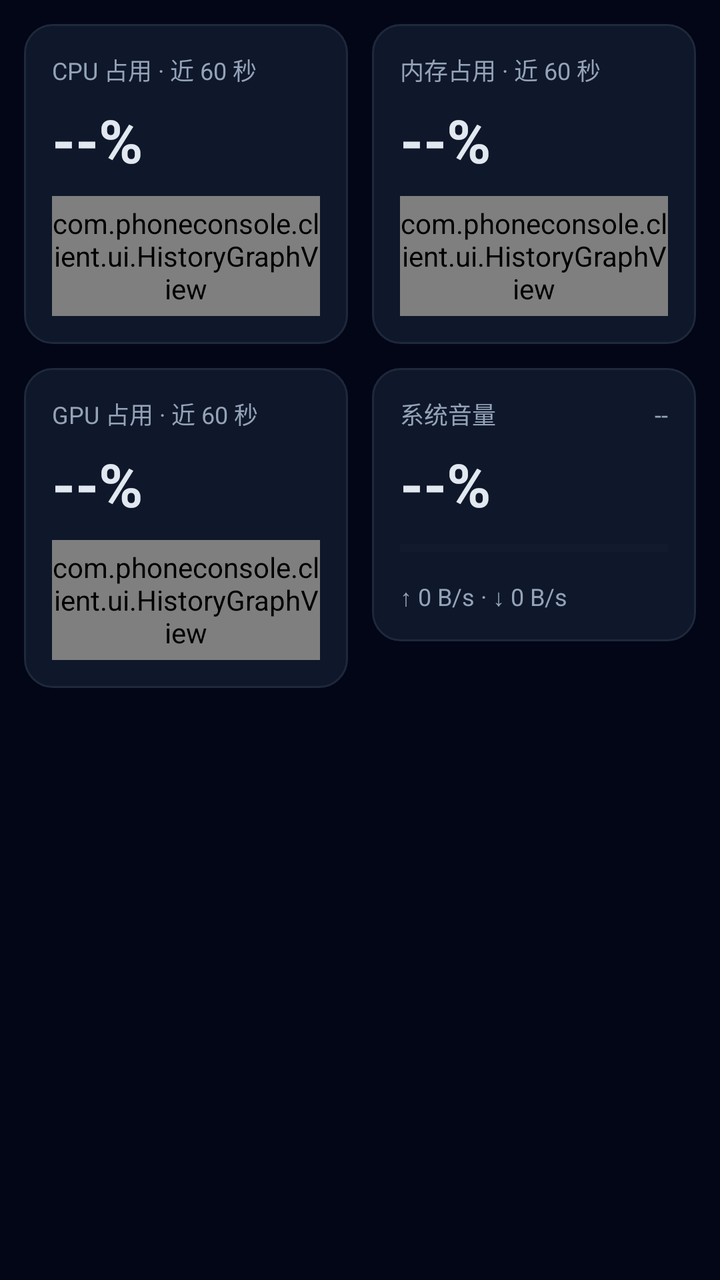
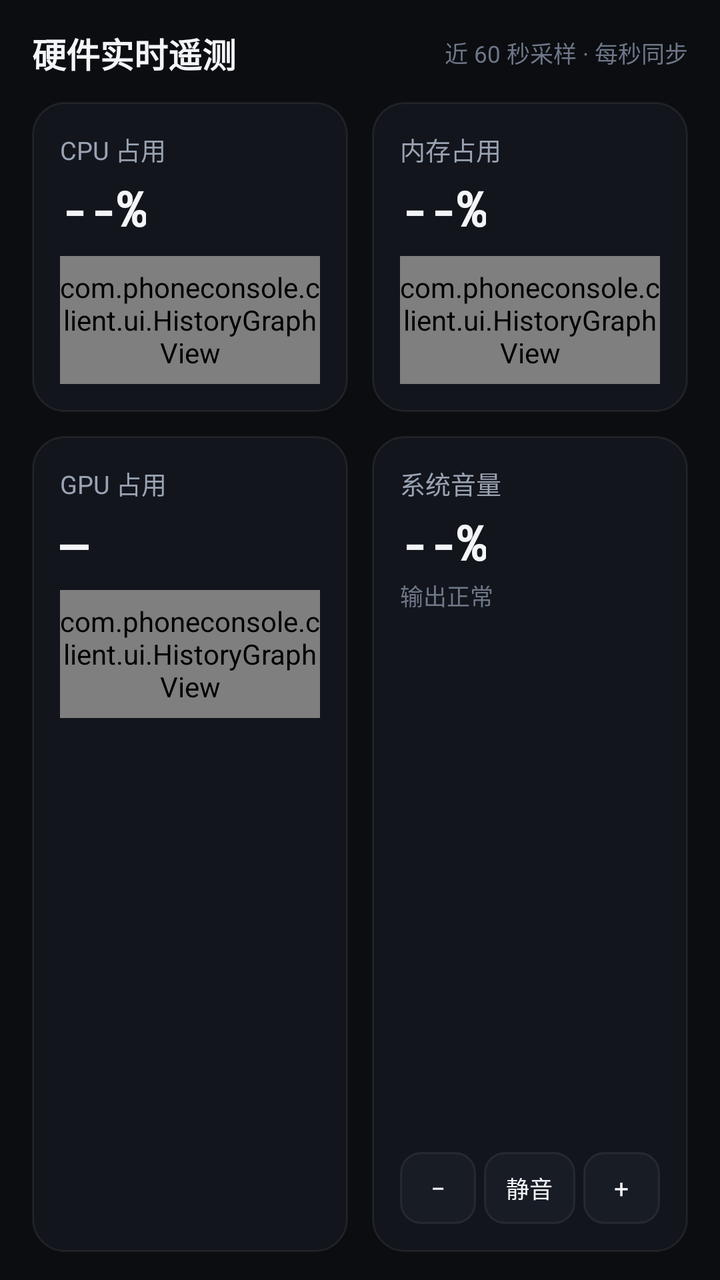

Before-and-after screenshots of an Android layout around one commit, followed by the original layout XML and the change that was made.
<!-- AndroidManifest.xml: application theme Theme.PhoneConsole -->
<!-- res/layout/page_performance.xml -->
<?xml version="1.0" encoding="utf-8"?>
<ScrollView xmlns:android="http://schemas.android.com/apk/res/android"
    android:layout_width="match_parent"
    android:layout_height="match_parent">

    <LinearLayout
        android:layout_width="match_parent"
        android:layout_height="wrap_content"
        android:orientation="vertical"
        android:padding="6dp">

        <LinearLayout
            android:layout_width="match_parent"
            android:layout_height="wrap_content"
            android:orientation="horizontal">

            <LinearLayout
                style="@style/Card"
                android:layout_width="0dp"
                android:layout_weight="1">

                <TextView style="@style/CardTitle" android:text="CPU 占用 · 近 60 秒" />

                <TextView
                    android:id="@+id/cpu_big"
                    style="@style/CardValue"
                    android:text="--%" />

                <com.phoneconsole.client.ui.HistoryGraphView
                    android:id="@+id/cpu_graph"
                    android:layout_width="match_parent"
                    android:layout_height="60dp" />
            </LinearLayout>

            <LinearLayout
                style="@style/Card"
                android:layout_width="0dp"
                android:layout_weight="1">

                <TextView style="@style/CardTitle" android:text="内存占用 · 近 60 秒" />

                <TextView
                    android:id="@+id/mem_big"
                    style="@style/CardValue"
                    android:text="--%" />

                <com.phoneconsole.client.ui.HistoryGraphView
                    android:id="@+id/mem_graph"
                    android:layout_width="match_parent"
                    android:layout_height="60dp" />
            </LinearLayout>
        </LinearLayout>

        <LinearLayout
            android:layout_width="match_parent"
            android:layout_height="wrap_content"
            android:orientation="horizontal">

            <LinearLayout
                style="@style/Card"
                android:layout_width="0dp"
                android:layout_weight="1">

                <TextView style="@style/CardTitle" android:text="GPU 占用 · 近 60 秒" />

                <TextView
                    android:id="@+id/gpu_big"
                    style="@style/CardValue"
                    android:text="--%" />

                <com.phoneconsole.client.ui.HistoryGraphView
                    android:id="@+id/gpu_graph"
                    android:layout_width="match_parent"
                    android:layout_height="60dp" />
            </LinearLayout>

            <LinearLayout
                style="@style/Card"
                android:layout_width="0dp"
                android:layout_weight="1">

                <LinearLayout
                    android:layout_width="match_parent"
                    android:layout_height="wrap_content"
                    android:orientation="horizontal">

                    <TextView
                        style="@style/CardTitle"
                        android:layout_width="0dp"
                        android:layout_height="wrap_content"
                        android:layout_weight="1"
                        android:text="系统音量" />

                    <TextView
                        android:id="@+id/mute_state"
                        style="@style/CardTitle"
                        android:text="--" />
                </LinearLayout>

                <TextView
                    android:id="@+id/vol_big"
                    style="@style/CardValue"
                    android:text="--%" />

                <ProgressBar
                    android:id="@+id/vol_big_bar"
                    style="?android:attr/progressBarStyleHorizontal"
                    android:layout_width="match_parent"
                    android:layout_height="8dp"
                    android:max="100"
                    android:progressBackgroundTint="#1E293B"
                    android:progressTint="#A78BFA" />

                <TextView
                    android:id="@+id/net_info"
                    android:layout_width="wrap_content"
                    android:layout_height="wrap_content"
                    android:layout_marginTop="12dp"
                    android:text="↑ 0 B/s · ↓ 0 B/s"
                    android:textColor="@color/text_muted"
                    android:textSize="12sp" />
            </LinearLayout>
        </LinearLayout>
    </LinearLayout>
</ScrollView>
<!-- resources referenced by this layout -->
<resources>
  <color name="text_muted">#94A3B8</color>
  <style name="Card">
          <item name="android:layout_width">match_parent</item>
          <item name="android:layout_height">wrap_content</item>
          <item name="android:layout_margin">6dp</item>
          <item name="android:background">@drawable/bg_card</item>
          <item name="android:padding">14dp</item>
          <item name="android:orientation">vertical</item>
      </style>
  <style name="CardTitle">
          <item name="android:layout_width">wrap_content</item>
          <item name="android:layout_height">wrap_content</item>
          <item name="android:textColor">@color/text_muted</item>
          <item name="android:textSize">12sp</item>
      </style>
  <style name="CardValue">
          <item name="android:layout_width">wrap_content</item>
          <item name="android:layout_height">wrap_content</item>
          <item name="android:layout_marginTop">6dp</item>
          <item name="android:layout_marginBottom">8dp</item>
          <item name="android:textColor">@color/text_primary</item>
          <item name="android:textSize">30sp</item>
          <item name="android:textStyle">bold</item>
      </style>
  <style name="Theme.PhoneConsole" parent="Theme.MaterialComponents.DayNight.NoActionBar">
          <item name="android:windowBackground">@color/bg_root</item>
          <item name="android:statusBarColor">@color/bg_root</item>
          <item name="android:navigationBarColor">@color/bg_root</item>
          
          <item name="android:windowLayoutInDisplayCutoutMode">shortEdges</item>
      </style>
  <!-- drawable bg_card (drawable) -->
  <?xml version="1.0" encoding="utf-8"?>
  <shape xmlns:android="http://schemas.android.com/apk/res/android">
      <solid android:color="@color/bg_status" />
      <stroke android:width="1dp" android:color="#1E293B" />
      <corners android:radius="14dp" />
  </shape>
  <color name="text_primary">#E2E8F0</color>
  <color name="bg_root">#020617</color>
  <color name="bg_status">#0F172A</color>
</resources>

<!-- the commit's change to res/layout/page_performance.xml (unified diff, before → after) -->
@@ -1,125 +1,276 @@
 <?xml version="1.0" encoding="utf-8"?>
-<ScrollView xmlns:android="http://schemas.android.com/apk/res/android"
+<androidx.core.widget.NestedScrollView xmlns:android="http://schemas.android.com/apk/res/android"
     android:layout_width="match_parent"
-    android:layout_height="match_parent">
+    android:layout_height="match_parent"
+    android:clipToPadding="false"
+    android:fillViewport="true"
+    android:paddingStart="@dimen/page_padding_h"
+    android:paddingTop="@dimen/page_padding_v"
+    android:paddingEnd="@dimen/page_padding_h"
+    android:paddingBottom="@dimen/page_padding_v">
 
     <LinearLayout
         android:layout_width="match_parent"
         android:layout_height="wrap_content"
-        android:orientation="vertical"
-        android:padding="6dp">
-
-        <LinearLayout
-            android:layout_width="match_parent"
-            android:layout_height="wrap_content"
-            android:orientation="horizontal">
-
-            <LinearLayout
-                style="@style/Card"
-                android:layout_width="0dp"
-                android:layout_weight="1">
-
-                <TextView style="@style/CardTitle" android:text="CPU 占用 · 近 60 秒" />
-
-                <TextView
-                    android:id="@+id/cpu_big"
-                    style="@style/CardValue"
-                    android:text="--%" />
+        android:orientation="vertical">
+
+        <LinearLayout
+            android:layout_width="match_parent"
+            android:layout_height="wrap_content"
+            android:layout_marginBottom="12dp"
+            android:gravity="center_vertical"
+            android:orientation="horizontal">
+
+            <TextView
+                android:layout_width="0dp"
+                android:layout_height="wrap_content"
+                android:layout_weight="1"
+                android:text="硬件实时遥测"
+                android:textColor="@color/text_primary"
+                android:textSize="17sp"
+                android:textStyle="bold" />
+
+            <TextView
+                android:layout_width="wrap_content"
+                android:layout_height="wrap_content"
+                android:text="近 60 秒采样 · 每秒同步"
+                android:textColor="@color/text_muted"
+                android:textSize="11.5sp" />
+        </LinearLayout>
+
+        
+        <LinearLayout
+            android:layout_width="match_parent"
+            android:layout_height="wrap_content"
+            android:orientation="horizontal">
+
+            <LinearLayout
+                style="@style/ConsoleCard"
+                android:layout_width="0dp"
+                android:layout_height="wrap_content"
+                android:layout_marginEnd="6dp"
+                android:layout_weight="1"
+                android:orientation="vertical">
+
+                <TextView
+                    android:layout_width="wrap_content"
+                    android:layout_height="wrap_content"
+                    android:text="CPU 占用"
+                    android:textColor="@color/text_secondary"
+                    android:textSize="12.5sp" />
+
+                <TextView
+                    android:id="@+id/tvCpuValue"
+                    android:layout_width="wrap_content"
+                    android:layout_height="wrap_content"
+                    android:layout_marginTop="4dp"
+                    android:fontFamily="monospace"
+                    android:text="--%"
+                    android:textColor="@color/text_primary"
+                    android:textSize="@dimen/kpi_value_text"
+                    android:textStyle="bold" />
 
                 <com.phoneconsole.client.ui.HistoryGraphView
-                    android:id="@+id/cpu_graph"
-                    android:layout_width="match_parent"
-                    android:layout_height="60dp" />
-            </LinearLayout>
-
-            <LinearLayout
-                style="@style/Card"
-                android:layout_width="0dp"
-                android:layout_weight="1">
-
-                <TextView style="@style/CardTitle" android:text="内存占用 · 近 60 秒" />
-
-                <TextView
-                    android:id="@+id/mem_big"
-                    style="@style/CardValue"
-                    android:text="--%" />
+                    android:id="@+id/graphCpu"
+                    android:layout_width="match_parent"
+                    android:layout_height="@dimen/graph_height"
+                    android:layout_marginTop="8dp" />
+            </LinearLayout>
+
+            <LinearLayout
+                style="@style/ConsoleCard"
+                android:layout_width="0dp"
+                android:layout_height="wrap_content"
+                android:layout_marginStart="6dp"
+                android:layout_weight="1"
+                android:orientation="vertical">
+
+                <TextView
+                    android:layout_width="wrap_content"
+                    android:layout_height="wrap_content"
+                    android:text="内存占用"
+                    android:textColor="@color/text_secondary"
+                    android:textSize="12.5sp" />
+
+                <TextView
+                    android:id="@+id/tvMemValue"
+                    android:layout_width="wrap_content"
+                    android:layout_height="wrap_content"
+                    android:layout_marginTop="4dp"
+                    android:fontFamily="monospace"
+                    android:text="--%"
+                    android:textColor="@color/text_primary"
+                    android:textSize="@dimen/kpi_value_text"
+                    android:textStyle="bold" />
 
                 <com.phoneconsole.client.ui.HistoryGraphView
-                    android:id="@+id/mem_graph"
-                    android:layout_width="match_parent"
-                    android:layout_height="60dp" />
-            </LinearLayout>
-        </LinearLayout>
-
-        <LinearLayout
-            android:layout_width="match_parent"
-            android:layout_height="wrap_content"
-            android:orientation="horizontal">
-
-            <LinearLayout
-                style="@style/Card"
-                android:layout_width="0dp"
-                android:layout_weight="1">
-
-                <TextView style="@style/CardTitle" android:text="GPU 占用 · 近 60 秒" />
-
-                <TextView
-                    android:id="@+id/gpu_big"
-                    style="@style/CardValue"
-                    android:text="--%" />
+                    android:id="@+id/graphMem"
+                    android:layout_width="match_parent"
+                    android:layout_height="@dimen/graph_height"
+                    android:layout_marginTop="8dp" />
+            </LinearLayout>
+        </LinearLayout>
+
+        
+        <LinearLayout
+            android:layout_width="match_parent"
+            android:layout_height="wrap_content"
+            android:layout_marginTop="12dp"
+            android:orientation="horizontal">
+
+            <LinearLayout
+                style="@style/ConsoleCard"
+                android:layout_width="0dp"
+                android:layout_height="match_parent"
+                android:layout_marginEnd="6dp"
+                android:layout_weight="1"
+                android:orientation="vertical">
+
+                <TextView
+                    android:layout_width="wrap_content"
+                    android:layout_height="wrap_content"
+                    android:text="GPU 占用"
+                    android:textColor="@color/text_secondary"
+                    android:textSize="12.5sp" />
+
+                <TextView
+                    android:id="@+id/tvGpuValue"
+                    android:layout_width="wrap_content"
+                    android:layout_height="wrap_content"
+                    android:layout_marginTop="4dp"
+                    android:fontFamily="monospace"
+                    android:text="—"
+                    android:textColor="@color/text_primary"
+                    android:textSize="@dimen/kpi_value_text"
+                    android:textStyle="bold" />
 
                 <com.phoneconsole.client.ui.HistoryGraphView
-                    android:id="@+id/gpu_graph"
-                    android:layout_width="match_parent"
-                    android:layout_height="60dp" />
-            </LinearLayout>
-
-            <LinearLayout
-                style="@style/Card"
-                android:layout_width="0dp"
-                android:layout_weight="1">
+                    android:id="@+id/graphGpu"
+                    android:layout_width="match_parent"
+                    android:layout_height="@dimen/graph_height"
+                    android:layout_marginTop="8dp" />
+            </LinearLayout>
+
+            <LinearLayout
+                style="@style/ConsoleCard"
+                android:layout_width="0dp"
+                android:layout_height="match_parent"
+                android:layout_marginStart="6dp"
+                android:layout_weight="1"
+                android:orientation="vertical">
+
+                <TextView
+                    android:layout_width="wrap_content"
+                    android:layout_height="wrap_content"
+                    android:text="系统音量"
+                    android:textColor="@color/text_secondary"
+                    android:textSize="12.5sp" />
+
+                <TextView
+                    android:id="@+id/tvVolValue"
+                    android:layout_width="wrap_content"
+                    android:layout_height="wrap_content"
+                    android:layout_marginTop="4dp"
+                    android:fontFamily="monospace"
+                    android:text="--%"
+                    android:textColor="@color/text_primary"
+                    android:textSize="@dimen/kpi_value_text"
+                    android:textStyle="bold" />
+
+                <TextView
+                    android:id="@+id/tvVolSub"
+                    android:layout_width="wrap_content"
+                    android:layout_height="wrap_content"
+                    android:layout_marginTop="2dp"
+                    android:text="输出正常"
+                    android:textColor="@color/text_muted"
+                    android:textSize="11.5sp" />
+
+                <View
+                    android:layout_width="match_parent"
+                    android:layout_height="0dp"
+                    android:layout_weight="1" />
 
                 <LinearLayout
                     android:layout_width="match_parent"
                     android:layout_height="wrap_content"
+                    android:layout_marginTop="8dp"
                     android:orientation="horizontal">
 
                     <TextView
-                        style="@style/CardTitle"
+                        android:id="@+id/btnPerfVolDown"
+                        style="@style/ConsoleGhostButton"
                         android:layout_width="0dp"
-                        android:layout_height="wrap_content"
+                        android:layout_height="36dp"
+                        android:layout_marginEnd="4dp"
                         android:layout_weight="1"
-                        android:text="系统音量" />
+                        android:minHeight="36dp"
+                        android:paddingStart="4dp"
+                        android:paddingEnd="4dp"
+                        android:text="−" />
 
                     <TextView
-                        android:id="@+id/mute_state"
-                        style="@style/CardTitle"
-                        android:text="--" />
+                        android:id="@+id/btnPerfMute"
+                        style="@style/ConsoleGhostButton"
+                        android:layout_width="0dp"
+                        android:layout_height="36dp"
+                        android:layout_marginEnd="4dp"
+                        android:layout_weight="1.2"
+                        android:minHeight="36dp"
+                        android:paddingStart="4dp"
+                        android:paddingEnd="4dp"
+                        android:text="静音"
+                        android:textSize="11.5sp" />
+
+                    <TextView
+                        android:id="@+id/btnPerfVolUp"
+                        style="@style/ConsoleGhostButton"
+                        android:layout_width="0dp"
+                        android:layout_height="36dp"
+                        android:layout_weight="1"
+                        android:minHeight="36dp"
+                        android:paddingStart="4dp"
+                        android:paddingEnd="4dp"
+                        android:text="+" />
                 </LinearLayout>
-
-                <TextView
-                    android:id="@+id/vol_big"
-                    style="@style/CardValue"
-                    android:text="--%" />
-
-                <ProgressBar
-                    android:id="@+id/vol_big_bar"
-                    style="?android:attr/progressBarStyleHorizontal"
-                    android:layout_width="match_parent"
-                    android:layout_height="8dp"
-                    android:max="100"
-                    android:progressBackgroundTint="#1E293B"
-                    android:progressTint="#A78BFA" />
-
-                <TextView
-                    android:id="@+id/net_info"
-                    android:layout_width="wrap_content"
-                    android:layout_height="wrap_content"
-                    android:layout_marginTop="12dp"
-                    android:text="↑ 0 B/s · ↓ 0 B/s"
-                    android:textColor="@color/text_muted"
-                    android:textSize="12sp" />
-            </LinearLayout>
+            </LinearLayout>
+        </LinearLayout>
+
+        
+        <LinearLayout
+            style="@style/ConsoleCard"
+            android:layout_width="match_parent"
+            android:layout_height="wrap_content"
+            android:layout_marginTop="12dp"
+            android:gravity="center_vertical"
+            android:orientation="horizontal">
+
+            <TextView
+                android:layout_width="0dp"
+                android:layout_height="wrap_content"
+                android:layout_weight="1"
+                android:text="网络实时吞吐"
+                android:textColor="@color/text_secondary"
+                android:textSize="13sp" />
+
+            <TextView
+                android:id="@+id/tvNetUp"
+                android:layout_width="wrap_content"
+                android:layout_height="wrap_content"
+                android:layout_marginEnd="12dp"
+                android:fontFamily="monospace"
+                android:text="上行 --"
+                android:textColor="@color/text_primary"
+                android:textSize="12.5sp" />
+
+            <TextView
+                android:id="@+id/tvNetDown"
+                android:layout_width="wrap_content"
+                android:layout_height="wrap_content"
+                android:fontFamily="monospace"
+                android:text="下行 --"
+                android:textColor="@color/text_primary"
+                android:textSize="12.5sp" />
         </LinearLayout>
     </LinearLayout>
-</ScrollView>
+</androidx.core.widget.NestedScrollView>
<!-- resource entries referenced after the edit -->
@@ -1,45 +1,65 @@
 <!-- resources referenced by this layout -->
 <resources>
-  <color name="text_muted">#94A3B8</color>
-  <style name="Card">
-          <item name="android:layout_width">match_parent</item>
-          <item name="android:layout_height">wrap_content</item>
-          <item name="android:layout_margin">6dp</item>
-          <item name="android:background">@drawable/bg_card</item>
-          <item name="android:padding">14dp</item>
-          <item name="android:orientation">vertical</item>
-      </style>
-  <style name="CardTitle">
-          <item name="android:layout_width">wrap_content</item>
-          <item name="android:layout_height">wrap_content</item>
-          <item name="android:textColor">@color/text_muted</item>
-          <item name="android:textSize">12sp</item>
-      </style>
-  <style name="CardValue">
-          <item name="android:layout_width">wrap_content</item>
-          <item name="android:layout_height">wrap_content</item>
-          <item name="android:layout_marginTop">6dp</item>
-          <item name="android:layout_marginBottom">8dp</item>
-          <item name="android:textColor">@color/text_primary</item>
-          <item name="android:textSize">30sp</item>
-          <item name="android:textStyle">bold</item>
-      </style>
+  <color name="text_muted">#6E7788</color>
   <style name="Theme.PhoneConsole" parent="Theme.MaterialComponents.DayNight.NoActionBar">
-          <item name="android:windowBackground">@color/bg_root</item>
-          <item name="android:statusBarColor">@color/bg_root</item>
-          <item name="android:navigationBarColor">@color/bg_root</item>
-          
-          <item name="android:windowLayoutInDisplayCutoutMode">shortEdges</item>
+          <item name="colorPrimary">@color/accent_blue</item>
+          <item name="colorPrimaryVariant">@color/accent_blue</item>
+          <item name="colorSecondary">@color/accent_bright</item>
+          <item name="android:colorBackground">@color/bg_obsidian</item>
+          <item name="android:windowBackground">@color/bg_obsidian</item>
+          <item name="android:statusBarColor">@android:color/transparent</item>
+          <item name="android:navigationBarColor">@android:color/transparent</item>
+          <item name="android:textColorPrimary">@color/text_primary</item>
+          <item name="android:textColorSecondary">@color/text_secondary</item>
       </style>
   <!-- drawable bg_card (drawable) -->
   <?xml version="1.0" encoding="utf-8"?>
-  <shape xmlns:android="http://schemas.android.com/apk/res/android">
-      <solid android:color="@color/bg_status" />
-      <stroke android:width="1dp" android:color="#1E293B" />
-      <corners android:radius="14dp" />
+  <shape xmlns:android="http://schemas.android.com/apk/res/android" android:shape="rectangle">
+      <solid android:color="@color/surface_panel" />
+      <stroke android:width="1dp" android:color="@color/divider_line" />
+      <corners android:radius="@dimen/card_radius" />
   </shape>
-  <color name="text_primary">#E2E8F0</color>
-  <color name="bg_root">#020617</color>
-  <color name="bg_status">#0F172A</color>
+  <dimen name="card_padding">14dp</dimen>
+  <!-- drawable bg_ghost_button (drawable) -->
+  <?xml version="1.0" encoding="utf-8"?>
+  <ripple xmlns:android="http://schemas.android.com/apk/res/android"
+      android:color="#22FFFFFF">
+      <item>
+          <shape android:shape="rectangle">
+              <solid android:color="@color/surface_elevated" />
+              <stroke android:width="1dp" android:color="@color/divider_line" />
+              <corners android:radius="@dimen/control_radius" />
+          </shape>
+      </item>
+  </ripple>
+  <color name="accent_blue">#3B82F6</color>
+  <color name="accent_bright">#60A5FA</color>
+  <color name="bg_obsidian">#0B0D11</color>
+  <color name="surface_panel">#12151C</color>
+  <color name="divider_line">#12FFFFFF</color>
+  <dimen name="card_radius">16dp</dimen>
+  <color name="surface_elevated">#181C25</color>
+  <dimen name="control_radius">10dp</dimen>
+  <color name="text_primary">#F3F5F8</color>
+  <color name="text_secondary">#9AA3B2</color>
+  <dimen name="graph_height">64dp</dimen>
+  <dimen name="kpi_value_text">24sp</dimen>
+  <dimen name="page_padding_h">16dp</dimen>
+  <dimen name="page_padding_v">14dp</dimen>
+  <style name="ConsoleCard">
+          <item name="android:background">@drawable/bg_card</item>
+          <item name="android:padding">@dimen/card_padding</item>
+      </style>
+  <style name="ConsoleGhostButton">
+          <item name="android:background">@drawable/bg_ghost_button</item>
+          <item name="android:textColor">@color/text_primary</item>
+          <item name="android:textSize">13sp</item>
+          <item name="android:gravity">center</item>
+          <item name="android:minHeight">40dp</item>
+          <item name="android:paddingStart">12dp</item>
+          <item name="android:paddingEnd">12dp</item>
+          <item name="android:clickable">true</item>
+          <item name="android:focusable">true</item>
+      </style>
 </resources>
 
